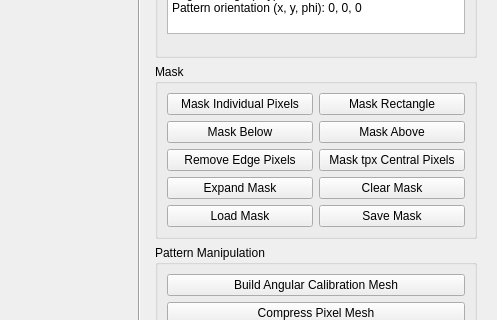
Qt form qt_designer/datapattern_widget.ui (edbosne/pyfdd) before a commit; both pictures show x 653 to 1150 and y 107 to 427 of the 1150 by 670 pixel window.
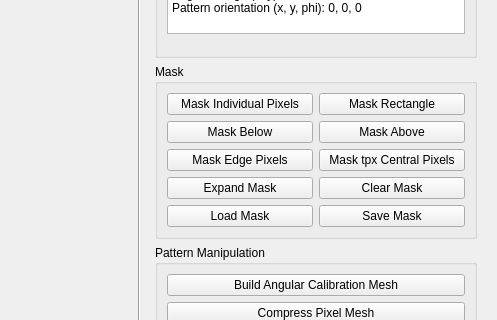
The same form after that commit.

Commit message: mask edge pixels instead of removing them

What changed in the file:
```diff
--- a/qt_designer/datapattern_widget.ui
+++ b/qt_designer/datapattern_widget.ui
@@ -165,7 +165,7 @@
          <item row="3" column="0">
           <widget class="QPushButton" name="pb_removeedge">
            <property name="text">
-            <string>Remove Edge Pixels</string>
+            <string>Mask Edge Pixels</string>
            </property>
           </widget>
          </item>
```
Left out of the diff: 2 changed lines with no effect on the pictures. The commit also changes 3 other files.
